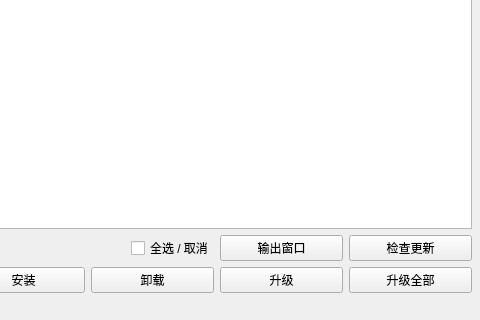
The window that ui/package_manager.ui (hrpzcf/AwesomePyKit) describes before a commit, drawn with Qt 5; both pictures show x 420 to 900 and y 300 to 620 of the 900 by 620 pixel window.
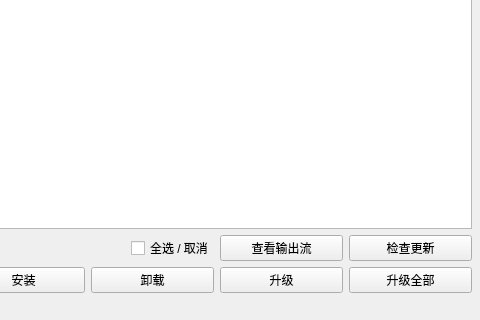
The same window after the commit.

Commit message: 增加通用输出流显示窗口 包管理器增加查看输出流按钮 包管理器安装窗口类型改为 QMainWindow，在程序结构中由独立窗口改为包管理器的子窗口

```diff
--- a/ui/package_manager.ui
+++ b/ui/package_manager.ui
@@ -417,7 +417,7 @@
             <item row="0" column="2">
              <widget class="QPushButton" name="uiPushButton_show_output">
               <property name="text">
-               <string>输出窗口</string>
+               <string>查看输出流</string>
               </property>
              </widget>
             </item>
```
The commit also changes 6 other files.
